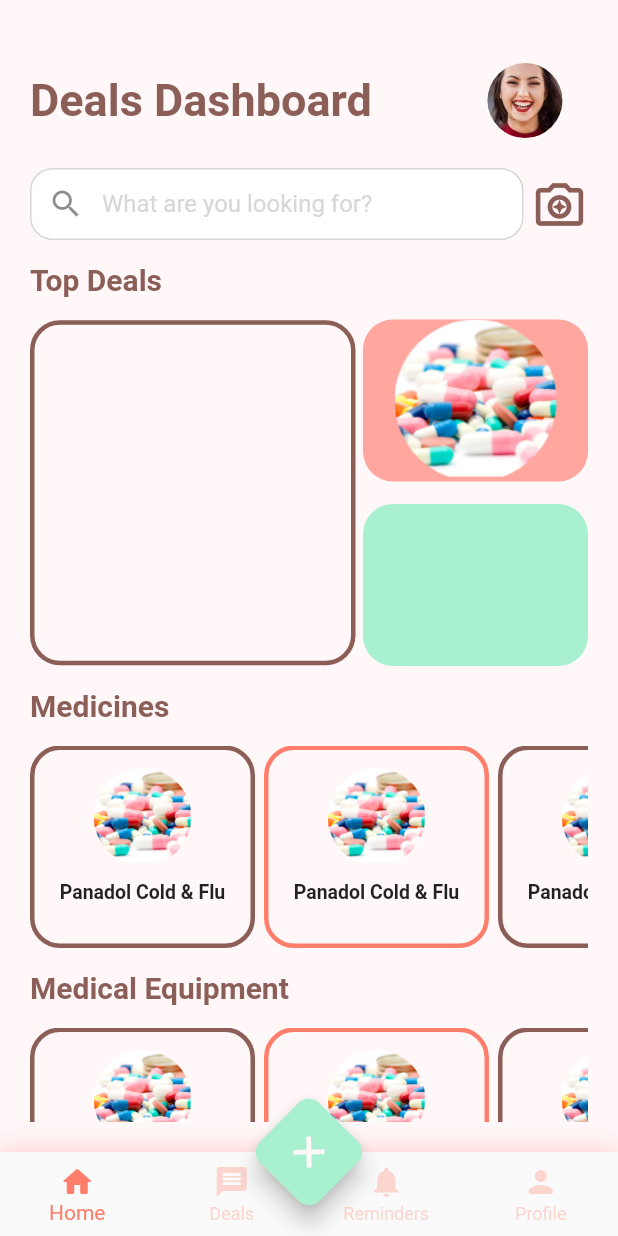
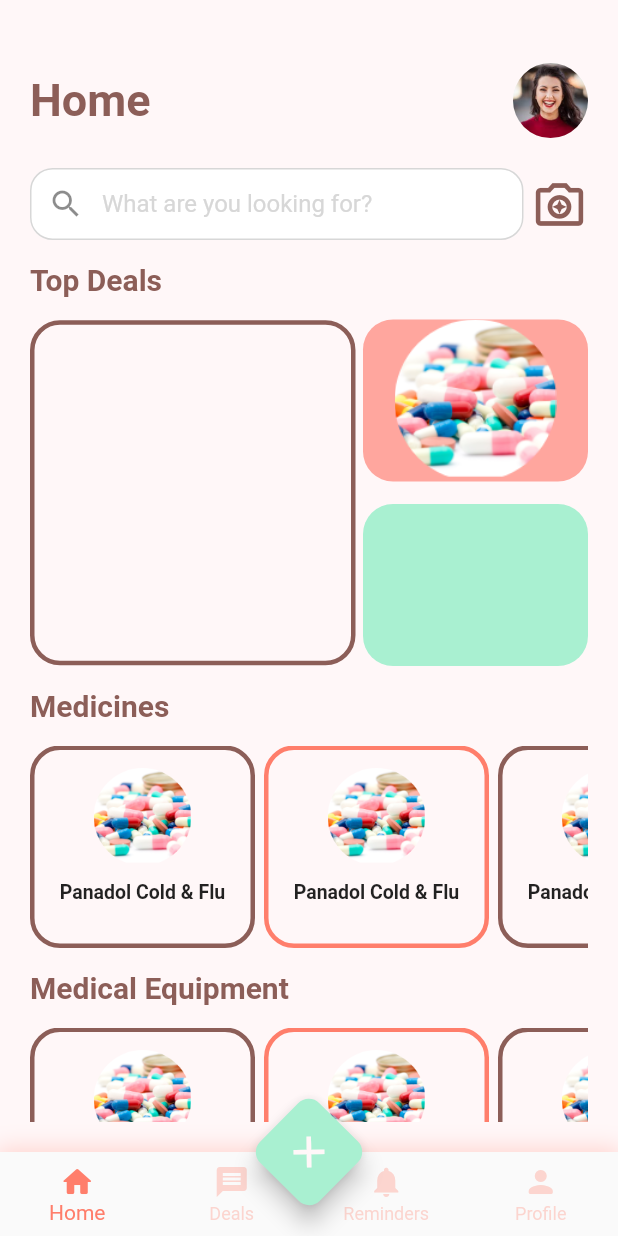
Before and after one commit to SaraHossGit/khalsana_app, a Flutter app: the NavigationPage screen opened directly, on a phone screen of 412 x 824 dp. Run offline on Flutter 3.47's test engine with Material 2 defaults, Android fonts, the phone set to English and light mode, and no system bars.

Commit message:
initial commit

```diff
--- a/lib/shared/component/components.dart
+++ b/lib/shared/component/components.dart
@@ -185,3 +185,40 @@
         ),
       ),
     );
+
+Widget customizedHeader({
+  required String title,
+}) =>
+    Column(crossAxisAlignment: CrossAxisAlignment.start, children: [
+      SizedBox(
+        height: 22.0,
+      ),
+
+      // Title + Profile Pic.
+      Row(
+        mainAxisAlignment: MainAxisAlignment.spaceBetween,
+        // ignore: prefer_const_literals_to_create_immutables
+        children: [
+          Text(
+            title,
+            style: TextStyle(
+              color: TextColor1,
+              fontWeight: FontWeight.bold,
+              fontSize: 30.0,
+            ),
+          ),
+          SizedBox(
+            width: 60.0,
+          ),
+          CircleAvatar(
+            radius: 25.0,
+            backgroundImage: AssetImage(
+              'images/user.png',
+            ),
+          ),
+        ],
+      ),
+      SizedBox(
+        height: 20.0,
+      ),
+    ]);
--- a/lib/view/home_screen.dart
+++ b/lib/view/home_screen.dart
@@ -20,38 +20,8 @@
           child: Column(
             crossAxisAlignment: CrossAxisAlignment.start,
             children: [
-              SizedBox(
-                height: 22.0,
-              ),
-
-              // Title + Profile Pic.
-              Row(
-                // ignore: prefer_const_literals_to_create_immutables
-                children: [
-                  Text(
-                    "Deals Dashboard",
-                    style: TextStyle(
-                      color: TextColor1,
-                      fontWeight: FontWeight.bold,
-                      fontSize: 30.0,
-                    ),
-                  ),
-                  SizedBox(
-                    width: 60.0,
-                  ),
-                  Expanded(
-                    child: CircleAvatar(
-                      radius: 25.0,
-                      backgroundImage: AssetImage(
-                        'images/user.png',
-                      ),
-                    ),
-                  ),
-                ],
-              ),
-              SizedBox(
-                height: 20.0,
-              ),
+              //Header
+              customizedHeader(title: "Home"),
 
               // Search Bar + Scanner
               Row(
```
Also changed, not shown: lib/view/deals_dashboard_screen.dart (+22 -1 lines), lib/view/reminder_screen.dart (+21 -1 lines).
